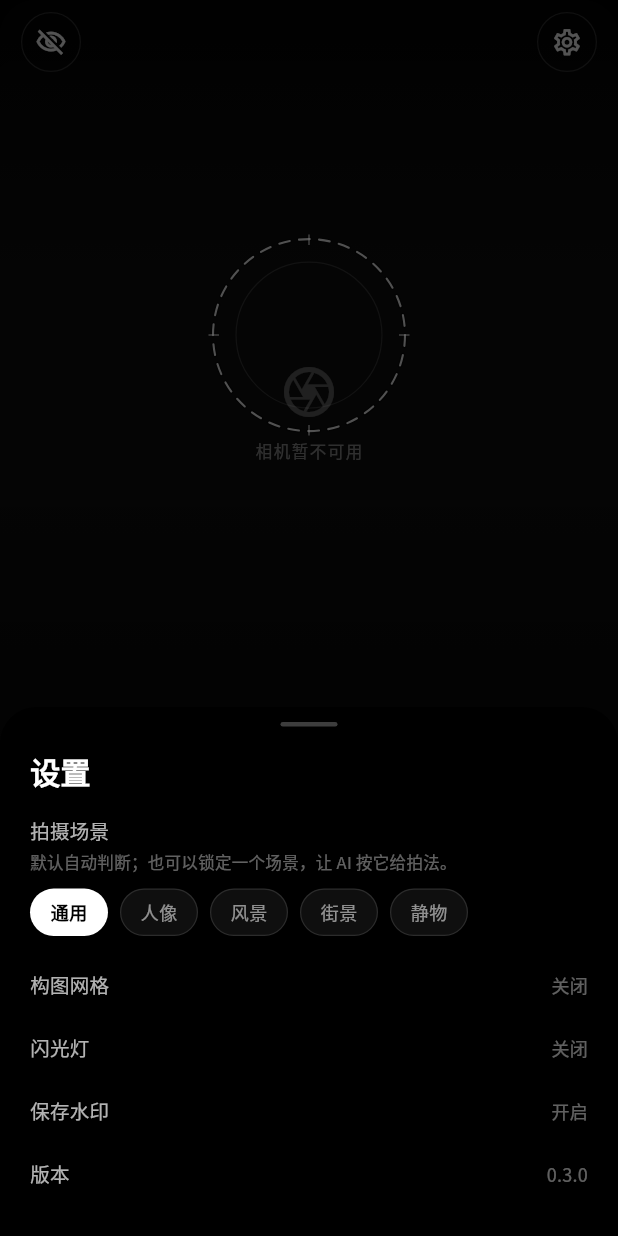
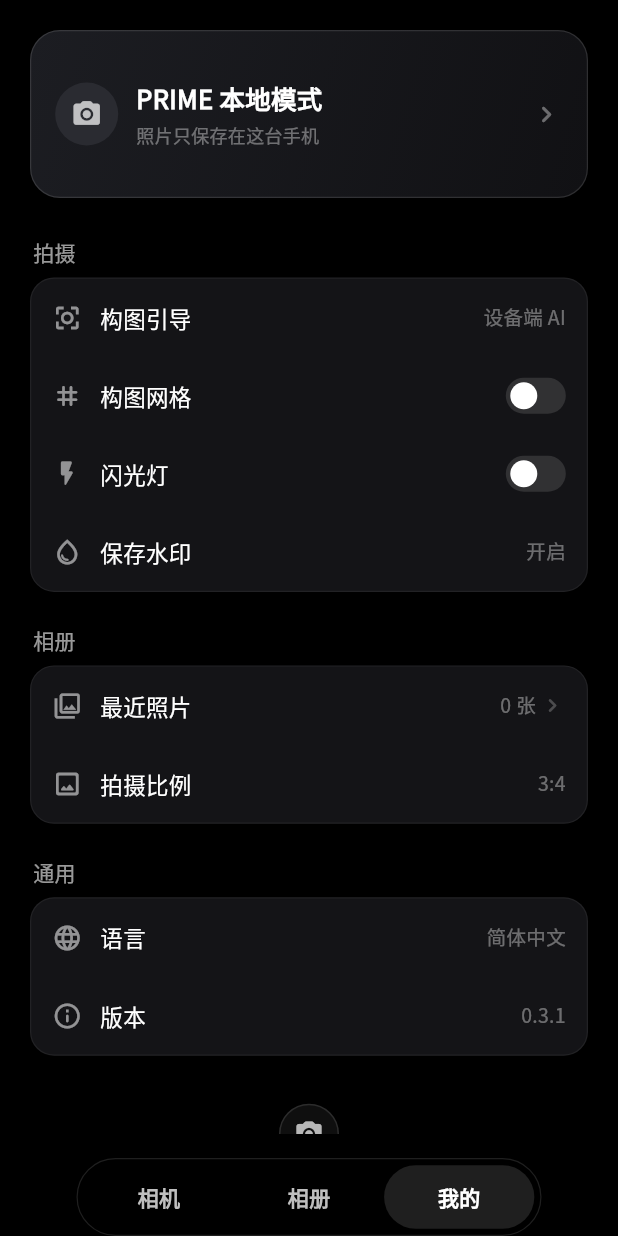
Before and after one commit to 13048773046/prime-camera-app, a Flutter app: the screen it shows after launch, after a tap on "我的", on a phone screen of 412 x 824 dp. Run offline on Flutter 3.47's test engine with Material 3 defaults, Android fonts, the phone set to English and light mode, and no system bars.

Commit message:
feat: add Doka-style Mine page; bump to 0.3.1

```diff
--- a/lib/pages/camera_page.dart
+++ b/lib/pages/camera_page.dart
@@ -11,6 +11,7 @@ import '../services/guidance.dart';
 import '../theme.dart';
 import '../widgets/guide_ring.dart';
 import 'gallery_page.dart';
+import 'mine_page.dart';
 import 'result_page.dart';
 
 class CameraPage extends StatefulWidget {
@@ -880,7 +881,26 @@ class _CameraPageState extends State<CameraPage> with WidgetsBindingObserver {
       MaterialPageRoute<void>(
         builder: (_) => GalleryPage(
           photos: List<String>.of(_recentPhotos),
-          onMine: _openSettings,
+          onMine: _openMine,
+        ),
+      ),
+    );
+  }
+
+  void _openMine() {
+    Navigator.of(context).push(
+      MaterialPageRoute<void>(
+        builder: (_) => MinePage(
+          photoCount: _recentPhotos.length,
+          gridOn: _gridOn,
+          flashOn: _flashOn,
+          onGrid: (value) => setState(() => _gridOn = value),
+          onFlash: (value) => setState(() => _flashOn = value),
+          onGallery: () {
+            Navigator.of(context).pop();
+            _openGallery();
+          },
+          onCamera: () => Navigator.of(context).pop(),
         ),
       ),
     );
@@ -1806,7 +1826,7 @@ class _CameraPageState extends State<CameraPage> with WidgetsBindingObserver {
           children: [
             Expanded(child: _tabItem('相机', active: true)),
             Expanded(child: _tabItem('相册', onTap: _openGallery)),
-            Expanded(child: _tabItem('我的', onTap: _openSettings)),
+            Expanded(child: _tabItem('我的', onTap: _openMine)),
           ],
         ),
       ),
@@ -2907,7 +2927,7 @@ class _SettingsSheet extends StatelessWidget {
               _toggleRow('构图网格', gridOn, onGrid),
               _toggleRow('闪光灯', flashOn, onFlash),
               _row('保存水印', '开启'),
-              _row('版本', '0.3.0'),
+              _row('版本', '0.3.1'),
             ],
           ),
         ),
--- /dev/null
+++ b/lib/pages/mine_page.dart
@@ -0,0 +1,383 @@
+import 'package:flutter/material.dart';
+
+import '../theme.dart';
+
+/// Doka 式「我的」页：账号卡 + 分组设置列表 + 底部三栏。
+/// PRIME 没有账号体系，所以这里不放假登录/假 VIP，只保留真实可用的拍摄设置。
+class MinePage extends StatefulWidget {
+  const MinePage({
+    super.key,
+    required this.photoCount,
+    required this.gridOn,
+    required this.flashOn,
+    required this.onGrid,
+    required this.onFlash,
+    required this.onGallery,
+    required this.onCamera,
+  });
+
+  final int photoCount;
+  final bool gridOn;
+  final bool flashOn;
+  final ValueChanged<bool> onGrid;
+  final ValueChanged<bool> onFlash;
+  final VoidCallback onGallery;
+  final VoidCallback onCamera;
+
+  @override
+  State<MinePage> createState() => _MinePageState();
+}
+
+class _MinePageState extends State<MinePage> {
+  late bool _grid = widget.gridOn;
+  late bool _flash = widget.flashOn;
+
+  @override
+  Widget build(BuildContext context) {
+    return Scaffold(
+      backgroundColor: PrimeColor.black,
+      body: SafeArea(
+        child: Column(
+          children: [
+            Expanded(
+              child: SingleChildScrollView(
+                padding: const EdgeInsets.fromLTRB(20, 20, 20, 24),
+                child: Column(
+                  crossAxisAlignment: CrossAxisAlignment.start,
+                  children: [
+                    _accountCard(),
+                    const SizedBox(height: 26),
+                    _sectionTitle('拍摄'),
+                    _card([
+                      _row(
+                        icon: Icons.center_focus_strong_outlined,
+                        label: '构图引导',
+                        value: '设备端 AI',
+                      ),
+                      _switchRow(
+                        icon: Icons.grid_3x3_rounded,
+                        label: '构图网格',
+                        value: _grid,
+                        onChanged: (value) {
+                          setState(() => _grid = value);
+                          widget.onGrid(value);
+                        },
+                      ),
+                      _switchRow(
+                        icon: Icons.flash_on_rounded,
+                        label: '闪光灯',
+                        value: _flash,
+                        onChanged: (value) {
+                          setState(() => _flash = value);
+                          widget.onFlash(value);
+                        },
+                      ),
+                      _row(
+                        icon: Icons.water_drop_outlined,
+                        label: '保存水印',
+                        value: '开启',
+                      ),
+                    ]),
+                    const SizedBox(height: 22),
+                    _sectionTitle('相册'),
+                    _card([
+                      _row(
+                        icon: Icons.photo_library_outlined,
+                        label: '最近照片',
+                        value: '${widget.photoCount} 张',
+                        onTap: widget.onGallery,
+                      ),
+                      _row(
+                        icon: Icons.crop_original_rounded,
+                        label: '拍摄比例',
+                        value: '3:4',
+                      ),
+                    ]),
+                    const SizedBox(height: 22),
+                    _sectionTitle('通用'),
+                    _card([
+                      _row(
+                        icon: Icons.language_rounded,
+                        label: '语言',
+                        value: '简体中文',
+                      ),
+                      _row(
+                        icon: Icons.info_outline_rounded,
+                        label: '版本',
+                        value: '0.3.1',
+                      ),
+                    ]),
+                    const SizedBox(height: 32),
+                    Center(
+                      child: Column(
+                        children: [
+                          Container(
+                            width: 40,
+                            height: 40,
+                            decoration: BoxDecoration(
+                              color: PrimeColor.white06,
+                              shape: BoxShape.circle,
+                              border: Border.all(color: PrimeColor.white12),
+                            ),
+                            child: const Icon(
+                              Icons.camera_alt_rounded,
+                              size: 20,
+                              color: PrimeColor.white70,
+                            ),
+                          ),
+                          const SizedBox(height: 8),
+                          const Text(
+                            'PRIME CAMERA',
+                            style: TextStyle(
+                              fontSize: 12,
+                              color: PrimeColor.white38,
+                              letterSpacing: 1.6,
+                              fontWeight: FontWeight.w600,
+                            ),
+                          ),
+                        ],
+                      ),
+                    ),
+                  ],
+                ),
+              ),
+            ),
+            const SizedBox(height: 16),
+            _tabBar(),
+          ],
+        ),
+      ),
+    );
+  }
+
+  Widget _accountCard() {
+    return Container(
+      height: 112,
+      padding: const EdgeInsets.symmetric(horizontal: 16),
+      decoration: BoxDecoration(
+        borderRadius: BorderRadius.circular(20),
+        gradient: const LinearGradient(
+          colors: [Color(0xFF1C1D22), Color(0xFF111114)],
+          begin: Alignment.topLeft,
+          end: Alignment.bottomRight,
+        ),
+        border: Border.all(color: PrimeColor.white12, width: 0.8),
+      ),
+      child: Row(
+        children: [
+          Container(
+            width: 42,
+            height: 42,
+            decoration: const BoxDecoration(
+              color: Color(0xFF2A2B31),
+              shape: BoxShape.circle,
+            ),
+            child: const Icon(
+              Icons.camera_alt_rounded,
+              size: 21,
+              color: PrimeColor.white70,
+            ),
+          ),
+          const SizedBox(width: 12),
+          const Expanded(
+            child: Column(
+              mainAxisAlignment: MainAxisAlignment.center,
+              crossAxisAlignment: CrossAxisAlignment.start,
+              children: [
+                Text(
+                  'PRIME 本地模式',
+                  style: TextStyle(
+                    fontSize: 17,
+                    color: PrimeColor.white,
+                    fontWeight: FontWeight.w700,
+                  ),
+                ),
+                SizedBox(height: 6),
+                Text(
+                  '照片只保存在这台手机',
+                  style: TextStyle(fontSize: 12, color: PrimeColor.white38),
+                ),
+              ],
+            ),
+          ),
+          const Icon(
+            Icons.chevron_right_rounded,
+            size: 22,
+            color: PrimeColor.white38,
+          ),
+        ],
+      ),
+    );
+  }
+
+  Widget _sectionTitle(String text) {
+    return Padding(
+      padding: const EdgeInsets.fromLTRB(2, 0, 2, 8),
+      child: Text(
+        text,
+        style: const TextStyle(fontSize: 14, color: Color(0x99FFFFFF)),
+      ),
+    );
+  }
+
+  Widget _card(List<Widget> children) {
+    return Container(
+      decoration: BoxDecoration(
+        color: const Color(0xFF141417),
+        borderRadius: BorderRadius.circular(16),
+        border: Border.all(color: PrimeColor.white06, width: 0.8),
+      ),
+      child: Column(children: children),
+    );
+  }
+
+  Widget _row({
+    required IconData icon,
+    required String label,
+    required String value,
+    VoidCallback? onTap,
+  }) {
+    return GestureDetector(
+      onTap: onTap,
+      behavior: HitTestBehavior.opaque,
+      child: SizedBox(
+        height: 52,
+        child: Padding(
+          padding: const EdgeInsets.symmetric(horizontal: 14),
+          child: Row(
+            children: [
+              Icon(icon, size: 20, color: PrimeColor.white54),
+              const SizedBox(width: 12),
+              Expanded(
+                child: Text(
+                  label,
+                  style: const TextStyle(
+                    fontSize: 15,
+                    color: PrimeColor.white,
+                    fontWeight: FontWeight.w500,
+                  ),
+                ),
+              ),
+              Text(
+                value,
+                style: const TextStyle(fontSize: 13, color: PrimeColor.white38),
+              ),
+              if (onTap != null) ...[
+                const SizedBox(width: 2),
+                const Icon(
+                  Icons.chevron_right_rounded,
+                  size: 18,
+                  color: PrimeColor.white24,
+                ),
+              ],
+            ],
+          ),
+        ),
+      ),
+    );
+  }
+
+  Widget _switchRow({
+    required IconData icon,
+    required String label,
+    required bool value,
+    required ValueChanged<bool> onChanged,
+  }) {
+    return SizedBox(
+      height: 52,
+      child: Padding(
+        padding: const EdgeInsets.symmetric(horizontal: 14),
+        child: Row(
+          children: [
+            Icon(icon, size: 20, color: PrimeColor.white54),
+            const SizedBox(width: 12),
+            Expanded(
+              child: Text(
+                label,
+                style: const TextStyle(
+                  fontSize: 15,
+                  color: PrimeColor.white,
+                  fontWeight: FontWeight.w500,
+                ),
+              ),
+            ),
+            GestureDetector(
+              onTap: () => onChanged(!value),
+              behavior: HitTestBehavior.opaque,
+              child: AnimatedContainer(
+                duration: const Duration(milliseconds: 160),
+                width: 40,
+                height: 24,
+                padding: const EdgeInsets.all(3),
+                decoration: BoxDecoration(
+                  color: value ? const Color(0xFF80EEFF) : PrimeColor.white12,
+                  borderRadius: BorderRadius.circular(12),
+                ),
+                child: AnimatedAlign(
+                  duration: const Duration(milliseconds: 160),
+                  alignment: value
+                      ? Alignment.centerRight
+                      : Alignment.centerLeft,
+                  child: Container(
+                    width: 18,
+                    height: 18,
+                    decoration: const BoxDecoration(
+                      color: PrimeColor.white,
+                      shape: BoxShape.circle,
+                    ),
+                  ),
+                ),
+              ),
+            ),
+          ],
+        ),
+      ),
+    );
+  }
+
+  Widget _tabBar() {
+    return Center(
+      child: Container(
+        width: 310,
+        height: 52,
+        padding: const EdgeInsets.all(4),
+        decoration: BoxDecoration(
+          color: Colors.black.withValues(alpha: 0.28),
+          borderRadius: BorderRadius.circular(26),
+          border: Border.all(color: PrimeColor.white12, width: 0.8),
+        ),
+        child: Row(
+          children: [
+            Expanded(child: _tab('相机', onTap: widget.onCamera)),
+            Expanded(child: _tab('相册', onTap: widget.onGallery)),
+            Expanded(child: _tab('我的', active: true)),
+          ],
+        ),
+      ),
+    );
+  }
+
+  Widget _tab(String label, {bool active = false, VoidCallback? onTap}) {
+    return GestureDetector(
+      onTap: onTap,
+      behavior: HitTestBehavior.opaque,
+      child: Container(
+        height: 44,
+        decoration: BoxDecoration(
+          color: active ? PrimeColor.white12 : Colors.transparent,
+          borderRadius: BorderRadius.circular(22),
+        ),
+        alignment: Alignment.center,
+        child: Text(
+          label,
+          style: TextStyle(
+            fontSize: 14,
+            height: 1,
+            color: active ? PrimeColor.white : const Color(0xFFBFBFBF),
+            fontWeight: FontWeight.w600,
+          ),
+        ),
+      ),
+    );
+  }
+}
--- a/pubspec.yaml
+++ b/pubspec.yaml
@@ -1,7 +1,7 @@
 name: prime_camera
 description: "定焦 PRIME · AI 构图相机 MVP"
 publish_to: 'none'
-version: 0.3.0+6
+version: 0.3.1+7
 
 environment:
   sdk: ^3.13.5
```
